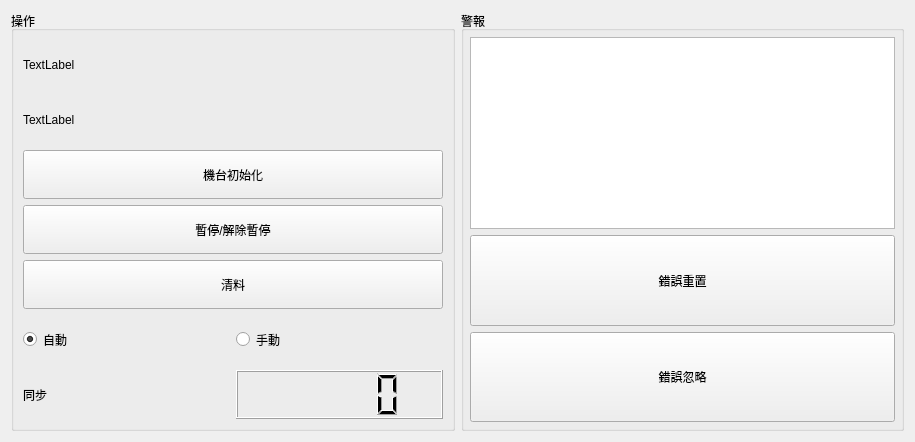
smandyscom/front-base-widget, file bank-view/fronts/frontmainpanel.ui: the form before one commit.
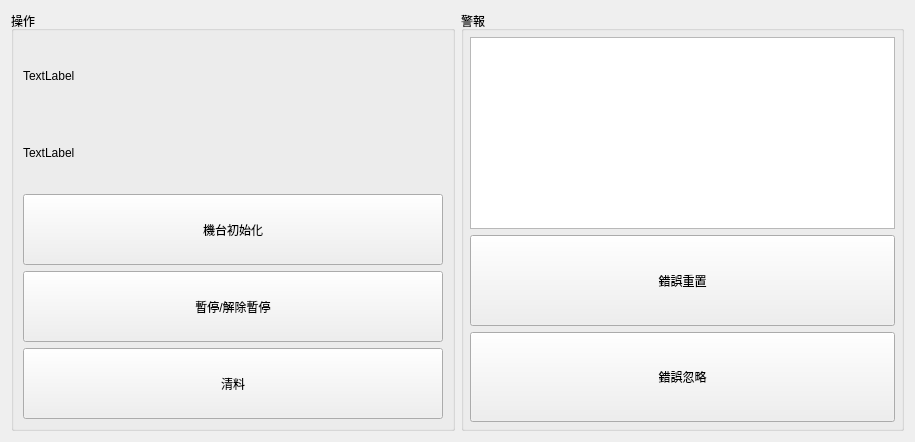
The form after the commit.

What changed in the file:
```diff
--- a/bank-view/fronts/frontmainpanel.ui
+++ b/bank-view/fronts/frontmainpanel.ui
@@ -44,32 +44,6 @@
           </property>
          </widget>
         </item>
-        <item row="1" column="0">
-         <widget class="QLabel" name="labelStatus">
-          <property name="sizePolicy">
-           <sizepolicy hsizetype="Preferred" vsizetype="Preferred">
-            <horstretch>0</horstretch>
-            <verstretch>0</verstretch>
-           </sizepolicy>
-          </property>
-          <property name="text">
-           <string>TextLabel</string>
-          </property>
-         </widget>
-        </item>
-        <item row="2" column="0">
-         <widget class="QPushButton" name="pushButtonInitialize">
-          <property name="sizePolicy">
-           <sizepolicy hsizetype="Preferred" vsizetype="Preferred">
-            <horstretch>0</horstretch>
-            <verstretch>0</verstretch>
-           </sizepolicy>
-          </property>
-          <property name="text">
-           <string>機台初始化</string>
-          </property>
-         </widget>
-        </item>
         <item row="3" column="0">
          <widget class="QPushButton" name="pushButtonPause">
           <property name="sizePolicy">
@@ -86,6 +60,19 @@
           </property>
          </widget>
         </item>
+        <item row="2" column="0">
+         <widget class="QPushButton" name="pushButtonInitialize">
+          <property name="sizePolicy">
+           <sizepolicy hsizetype="Preferred" vsizetype="Preferred">
+            <horstretch>0</horstretch>
+            <verstretch>0</verstretch>
+           </sizepolicy>
+          </property>
+          <property name="text">
+           <string>機台初始化</string>
+          </property>
+         </widget>
+        </item>
         <item row="4" column="0">
          <widget class="QPushButton" name="pushButtonClear">
           <property name="sizePolicy">
@@ -102,65 +89,18 @@
           </property>
          </widget>
         </item>
-        <item row="5" column="0">
-         <layout class="QGridLayout" name="gridLayout_3">
-          <item row="0" column="0">
-           <widget class="QRadioButton" name="radioButtonAuto">
-            <property name="sizePolicy">
-             <sizepolicy hsizetype="Preferred" vsizetype="Preferred">
-              <horstretch>0</horstretch>
-              <verstretch>0</verstretch>
-             </sizepolicy>
-            </property>
-            <property name="text">
-             <string>自動</string>
-            </property>
-            <property name="checked">
-             <bool>true</bool>
-            </property>
-           </widget>
-          </item>
-          <item row="0" column="1">
-           <widget class="QRadioButton" name="radioButtonManual">
-            <property name="sizePolicy">
-             <sizepolicy hsizetype="Preferred" vsizetype="Preferred">
-              <horstretch>0</horstretch>
-              <verstretch>0</verstretch>
-             </sizepolicy>
-            </property>
-            <property name="text">
-             <string>手動</string>
-            </property>
-           </widget>
-          </item>
-         </layout>
-        </item>
-        <item row="6" column="0">
-         <layout class="QGridLayout" name="gridLayout_2">
-          <item row="0" column="0">
-           <widget class="QLabel" name="labelSync">
-            <property name="sizePolicy">
-             <sizepolicy hsizetype="Preferred" vsizetype="Preferred">
-              <horstretch>0</horstretch>
-              <verstretch>0</verstretch>
-             </sizepolicy>
-            </property>
-            <property name="text">
-             <string>同步</string>
-            </property>
-           </widget>
-          </item>
-          <item row="0" column="1">
-           <widget class="QLCDNumber" name="lcdNumberSyncCounter">
-            <property name="sizePolicy">
-             <sizepolicy hsizetype="Preferred" vsizetype="Preferred">
-              <horstretch>0</horstretch>
-              <verstretch>0</verstretch>
-             </sizepolicy>
-            </property>
-           </widget>
-          </item>
-         </layout>
+        <item row="1" column="0">
+         <widget class="QLabel" name="labelStatus">
+          <property name="sizePolicy">
+           <sizepolicy hsizetype="Preferred" vsizetype="Preferred">
+            <horstretch>0</horstretch>
+            <verstretch>0</verstretch>
+           </sizepolicy>
+          </property>
+          <property name="text">
+           <string>TextLabel</string>
+          </property>
+         </widget>
         </item>
        </layout>
       </item>
```
